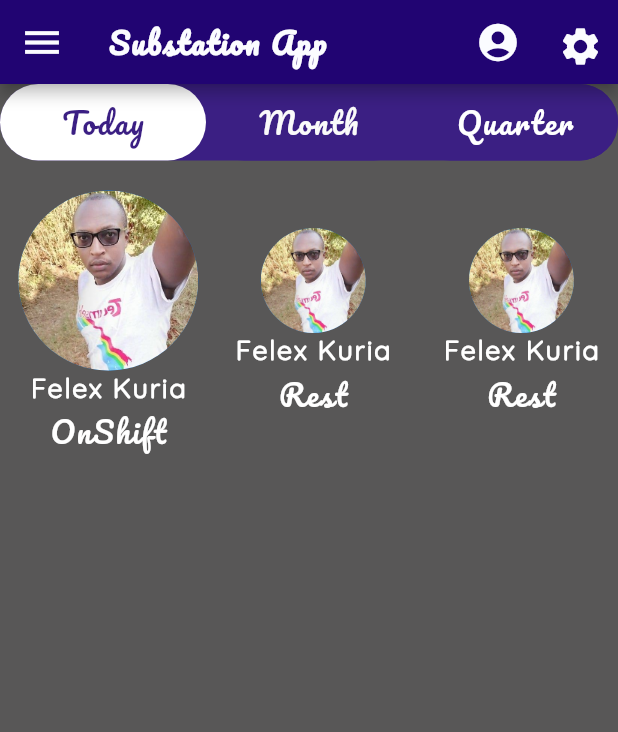
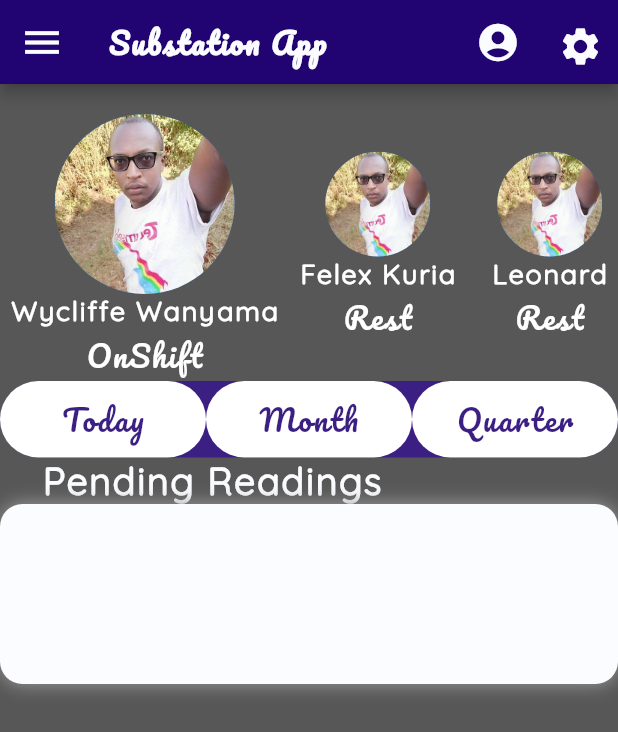
Before and after one commit to felexkuria/Substation-App, a Flutter app: the screen it shows after launch, after a tap on "Continue With Google", on a phone screen of 412 x 824 dp. Shown: the top 732 px of the screen. Run offline on Flutter 3.47's test engine with Material 2 defaults, Android fonts, the phone set to English and light mode, and no system bars; our stand-ins replace firebase_auth, firebase_core, google_sign_in, rflutter_alert; accounts and stored records are empty.

Commit message:
created widget for personCard

```diff
--- a/lib/screens/dashboard.dart
+++ b/lib/screens/dashboard.dart
@@ -1,6 +1,11 @@
 import 'package:flutter/material.dart';
 import 'package:substation_app/screens/homescreen.dart';
 import 'package:substation_app/models/sign_in.dart';
+import 'package:substation_app/widgets/select_card.dart';
+import 'package:substation_app/widgets/person_card.dart';
+
+const inActiveCardColor = Color(0xFF3B1F83);
+const activeCardColor = Color(0xFFFBFCFF);
 
 class DashBoard extends StatefulWidget {
   @override
@@ -62,6 +67,38 @@ class _DashBoardState extends State<DashBoard> {
         ),
         body: Column(
           children: [
+            Padding(
+              padding: EdgeInsets.only(top: 20.0),
+              child: Row(
+                mainAxisAlignment: MainAxisAlignment.spaceEvenly,
+                children: [
+                  PersonCard(
+                    radii: 60.0,
+                    font: 18.0,
+                    name: 'Wycliffe Wanyama',
+                    shift: 'OnShift',
+                  ),
+                  SizedBox(
+                    height: 10.0,
+                  ),
+                  PersonCard(
+                    radii: 35.0,
+                    font: 18.0,
+                    name: 'Felex Kuria',
+                    shift: 'Rest',
+                  ),
+                  SizedBox(
+                    width: 10.0,
+                  ),
+                  PersonCard(
+                    radii: 35.0,
+                    font: 18.0,
+                    name: 'Leonard',
+                    shift: 'Rest',
+                  ),
+                ],
+              ),
+            ),
             Row(
               crossAxisAlignment: CrossAxisAlignment.center,
               children: [
@@ -74,169 +111,44 @@ class _DashBoardState extends State<DashBoard> {
                     ),
                     child: Row(
                       children: [
-                        Expanded(
-                          child: Container(
-                            child: Padding(
-                              padding: EdgeInsets.all(8.0),
-                              child: Center(
-                                child: Text(
-                                  'Today',
-                                  style: TextStyle(
-                                      fontFamily: 'Pacifico',
-                                      fontSize: 20.0,
-                                      letterSpacing: 1.2,
-                                      color: Color(0xFF3B1F83)),
-                                ),
-                              ),
-                            ),
-                            decoration: BoxDecoration(
-                              color: Color(0xFFFFFFFF),
-                              borderRadius: BorderRadius.circular(50.0),
-                            ),
-                          ),
+                        /**Extract widget in their folder widget */
+                        SelectCard(
+                          time: 'Today',
+                          color: activeCardColor,
                         ),
-                        Expanded(
-                          child: Container(
-                            child: Padding(
-                              padding: EdgeInsets.all(8.0),
-                              child: Center(
-                                child: Text(
-                                  'Month',
-                                  style: TextStyle(
-                                      fontFamily: 'Pacifico',
-                                      fontSize: 20.0,
-                                      letterSpacing: 1.2,
-                                      color: Color(0xFFFAFAFA)),
-                                ),
-                              ),
-                            ),
-                            decoration: BoxDecoration(
-                              color: Color(0xFF3B1F83),
-                              borderRadius: BorderRadius.circular(50.0),
-                            ),
-                          ),
-                        ),
-                        Expanded(
-                          child: Container(
-                            child: Padding(
-                              padding: EdgeInsets.all(8.0),
-                              child: Center(
-                                child: Text(
-                                  'Quarter',
-                                  style: TextStyle(
-                                      fontFamily: 'Pacifico',
-                                      fontSize: 20.0,
-                                      letterSpacing: 1.2,
-                                      color: Color(0xFFFFFFFF)),
-                                ),
-                              ),
-                            ),
-                            decoration: BoxDecoration(
-                              color: Color(0xFF3B1F83),
-                              borderRadius: BorderRadius.circular(50.0),
-                            ),
-                          ),
-                        ),
+                        SelectCard(time: 'Month', color: inActiveCardColor),
+                        SelectCard(time: 'Quarter', color: inActiveCardColor)
                       ],
                     ),
                   ),
                 )
               ],
             ),
-            Padding(
-              padding: EdgeInsets.only(top: 20.0),
-              child: Row(
-                mainAxisAlignment: MainAxisAlignment.spaceEvenly,
-                children: [
-                  Column(
-                    children: [
-                      CircleAvatar(
-                        radius: 60.0,
-                        foregroundColor: Color(0xFFFFFFFF),
-                        backgroundImage:
-                            AssetImage('assets/images/profile.jpg'),
-                      ),
-                      Text(
-                        'Felex Kuria',
-                        style: TextStyle(
-                            fontFamily: 'Quicksand',
-                            fontSize: 18.0,
-                            fontWeight: FontWeight.bold,
-                            letterSpacing: 1.2,
-                            color: Color(0xFFFFFFFF)),
-                      ),
-                      Text(
-                        'OnShift',
-                        style: TextStyle(
-                            fontFamily: 'Pacifico',
-                            fontSize: 20.0,
-                            letterSpacing: 1.2,
-                            color: Color(0xFFFFFFFF)),
-                      ),
-                    ],
+            Column(
+              crossAxisAlignment: CrossAxisAlignment.start,
+              children: [
+                Padding(
+                  padding: EdgeInsets.symmetric(horizontal: 20.0),
+                  child: Text(
+                    ' Pending Readings',
+                    style: TextStyle(
+                        color: activeCardColor,
+                        letterSpacing: 1.2,
+                        fontFamily: 'Quicksand',
+                        fontWeight: FontWeight.bold,
+                        fontSize: 25.0),
                   ),
-                  SizedBox(
-                    height: 10.0,
-                  ),
-                  Column(
-                    children: [
-                      CircleAvatar(
-                        radius: 35.0,
-                        foregroundColor: Color(0xFFFFFFFF),
-                        backgroundImage:
-                            AssetImage('assets/images/profile.jpg'),
-                      ),
-                      Text(
-                        'Felex Kuria',
-                        style: TextStyle(
-                            fontFamily: 'Quicksand',
-                            fontSize: 18.0,
-                            fontWeight: FontWeight.bold,
-                            letterSpacing: 1.2,
-                            color: Color(0xFFFFFFFF)),
-                      ),
-                      Text(
-                        'Rest',
-                        style: TextStyle(
-                            fontFamily: 'Pacifico',
-                            fontSize: 20.0,
-                            letterSpacing: 1.2,
-                            color: Color(0xFFFFFFFF)),
-                      ),
-                    ],
-                  ),
-                  SizedBox(
-                    width: 10.0,
-                  ),
-                  Column(
-                    children: [
-                      CircleAvatar(
-                        radius: 35.0,
-                        foregroundColor: Color(0xFFFFFFFF),
-                        backgroundImage:
-                            AssetImage('assets/images/profile.jpg'),
-                      ),
-                      Text(
-                        'Felex Kuria',
-                        style: TextStyle(
-                            fontFamily: 'Quicksand',
-                            fontSize: 18.0,
-                            fontWeight: FontWeight.bold,
-                            letterSpacing: 1.2,
-                            color: Color(0xFFFFFFFF)),
-                      ),
-                      Text(
-                        'Rest',
-                        style: TextStyle(
-                            fontFamily: 'Pacifico',
-                            fontSize: 20.0,
-                            letterSpacing: 1.2,
-                            color: Color(0xFFFFFFFF)),
-                      ),
-                    ],
-                  ),
-                ],
-              ),
+                ),
+                Container(
+                  height: 120.0,
+                  decoration: BoxDecoration(
+                      color: activeCardColor,
+                      borderRadius: BorderRadius.circular(15.0),
+                       boxShadow: [
+                        BoxShadow(color: Colors.grey, blurRadius: 10.0)
+                      ]),
+                )
+              ],
             )
           ],
         ),
--- /dev/null
+++ b/lib/widgets/person_card.dart
@@ -0,0 +1,40 @@
+import 'package:flutter/material.dart';
+
+class PersonCard extends StatelessWidget {
+  PersonCard({this.radii, this.font, this.name, this.shift});
+  final double radii;
+  final double font;
+  final String name;
+  final String shift;
+  @override
+  Widget build(BuildContext context) {
+    return Column(
+      children: [
+        CircleAvatar(
+          radius: radii,
+          foregroundColor: Color(0xFFFFFFFF),
+          backgroundImage: AssetImage('assets/images/profile.jpg'),
+        ),
+        Text(
+          name,
+          style: TextStyle(
+              fontFamily: 'Quicksand',
+              fontSize: 18.0,
+              fontWeight: FontWeight.bold,
+              letterSpacing: 1.2,
+              color: Color(0xFFFFFFFF)),
+          overflow: TextOverflow.ellipsis,
+        ),
+        Text(
+          shift,
+          style: TextStyle(
+              fontFamily: 'Pacifico',
+              fontSize: 20.0,
+              letterSpacing: 1.2,
+              color: Color(0xFFFFFFFF)),
+          overflow: TextOverflow.ellipsis,
+        ),
+      ],
+    );
+  }
+}
```
